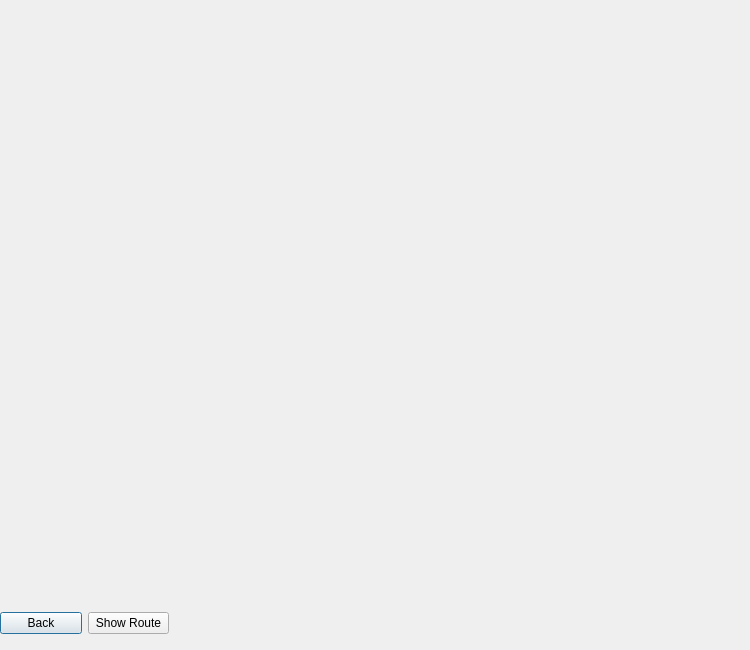
Above: Guide_me/dfs.ui from MARIO00410/Guide-Me before the change. Below: the same form after it.
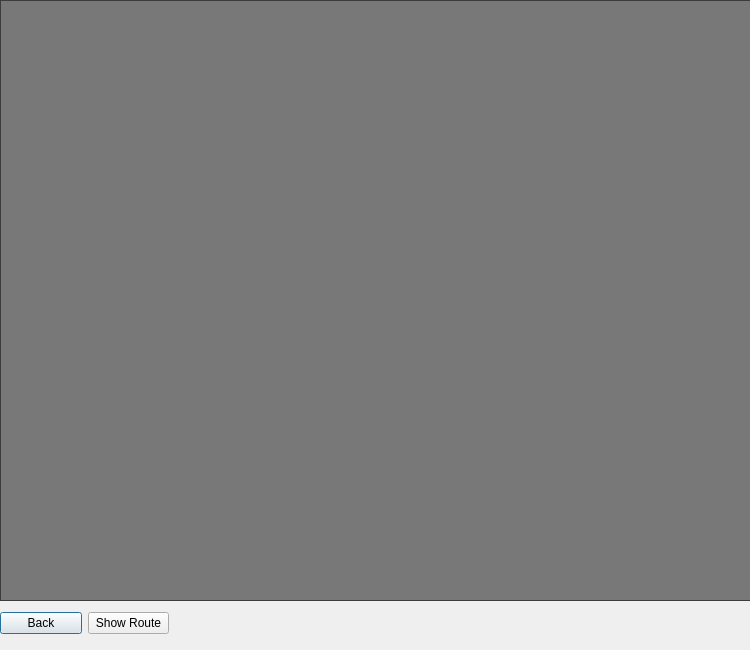
That is the form after the change.

Diff of the .ui file:
```diff
--- a/Guide_me/dfs.ui
+++ b/Guide_me/dfs.ui
@@ -26,13 +26,13 @@
     <item>
      <widget class="QGraphicsView" name="graphicsView">
       <property name="styleSheet">
-       <string notr="true">background:transparent;</string>
+       <string notr="true">background:rgba(0,0,0,0.5);</string>
       </property>
      </widget>
     </item>
    </layout>
   </widget>
-  <widget class="QWidget" name="">
+  <widget class="QWidget" name="layoutWidget">
    <property name="geometry">
     <rect>
      <x>0</x>
```
